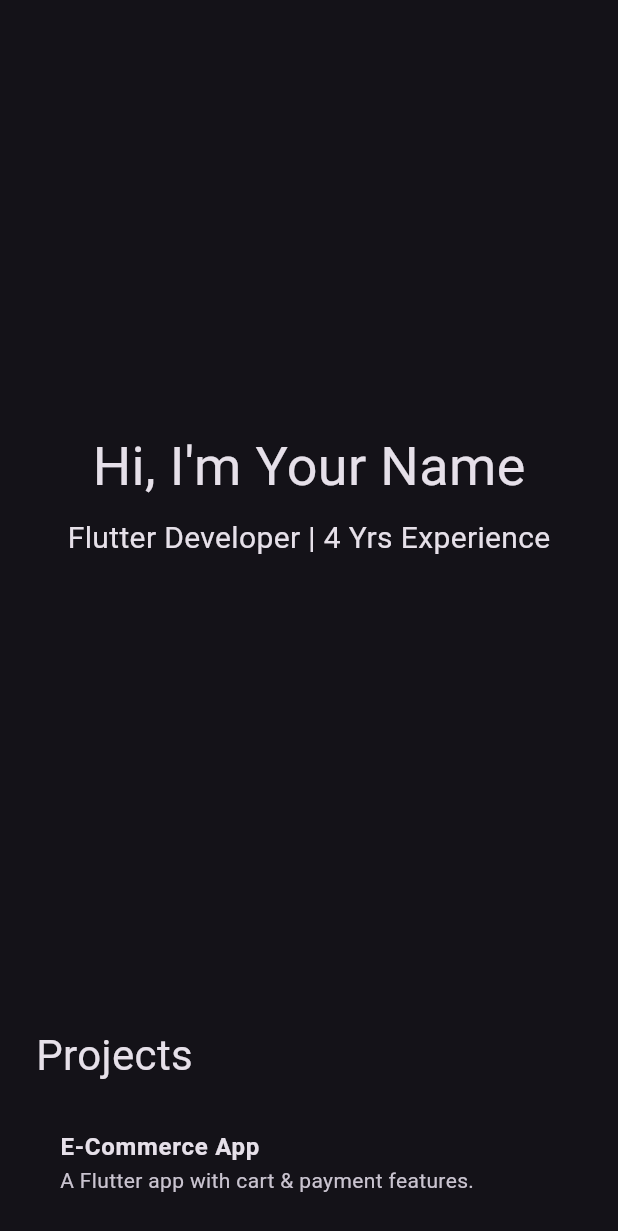
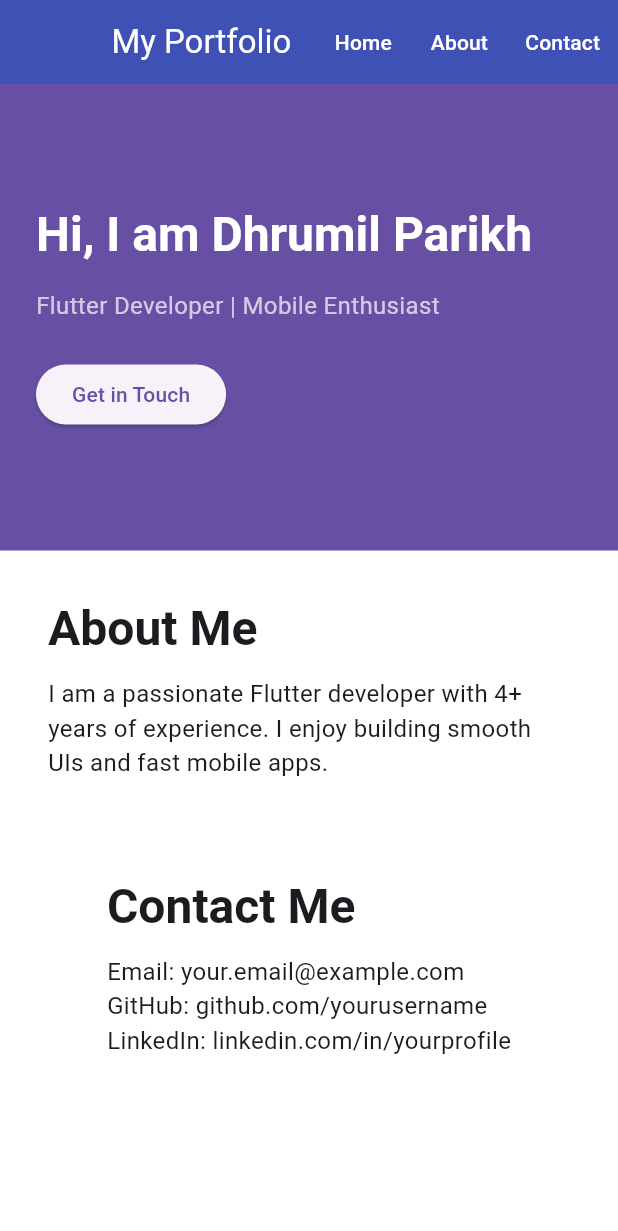
Before and after one commit to Dhrumil02/dhrumil02.github.io, a Flutter app: the screen it shows after launch, on a phone screen of 412 x 824 dp. Shown: the top 1231 px of the screen. Run offline on Flutter 3.47's test engine with Material 3 defaults, Android fonts, the phone set to English and light mode, and no system bars.

```diff
--- /dev/null
+++ b/lib/core/constants/string_constants.dart
@@ -0,0 +1,3 @@
+class StringConstants{
+  static const String appName = "Dhrumill Parikh";
+}
--- a/lib/home_page.dart
+++ /dev/null
@@ -1,25 +0,0 @@
-import 'package:flutter/material.dart';
-import 'sections/landing_section.dart';
-import 'sections/projects_section.dart';
-import 'sections/skills_section.dart';
-import 'sections/contact_section.dart';
-
-class HomePage extends StatelessWidget {
-  const HomePage({super.key});
-
-  @override
-  Widget build(BuildContext context) {
-    return Scaffold(
-      body: SingleChildScrollView(
-        child: Column(
-          children: const [
-            LandingSection(),
-            ProjectsSection(),
-            SkillsSection(),
-            ContactSection(),
-          ],
-        ),
-      ),
-    );
-  }
-}
--- a/lib/main.dart
+++ b/lib/main.dart
@@ -1,20 +1,48 @@
+// main.dart
 import 'package:flutter/material.dart';
-import 'home_page.dart';
+import 'package:portfolio_web/core/constants/string_constants.dart';
+import 'package:portfolio_web/sections/about_section.dart';
+import 'package:portfolio_web/sections/contact_section.dart';
+import 'package:portfolio_web/sections/projects_section.dart';
+import 'package:portfolio_web/widgets/custom_app_bar.dart';
+import 'sections/hero_section.dart';
+import 'theme/app_theme.dart';
 
-void main() {
-  runApp(const MyPortfolioApp());
-}
+void main() => runApp(const PortfolioApp());
 
-class MyPortfolioApp extends StatelessWidget {
-  const MyPortfolioApp({super.key});
+class PortfolioApp extends StatelessWidget {
+  const PortfolioApp({super.key});
 
   @override
   Widget build(BuildContext context) {
     return MaterialApp(
-      title: 'My Portfolio',
-      theme: ThemeData.dark(),
-      home: const HomePage(),
+      title: StringConstants.appName,
+      theme: AppTheme.lightTheme,
+      darkTheme: AppTheme.darkTheme,
+      themeMode: ThemeMode.system,
       debugShowCheckedModeBanner: false,
+      home: const PortfolioHome(),
     );
   }
 }
+
+class PortfolioHome extends StatelessWidget {
+  const PortfolioHome({super.key});
+
+  @override
+  Widget build(BuildContext context) {
+    return Scaffold(
+      appBar: const CustomAppBar(),
+      body: SingleChildScrollView(
+        child: Column(
+          children: const [
+            HeroSection(),
+            AboutSection(),
+            // ProjectsSection(),
+            ContactSection(),
+          ],
+        ),
+      ),
+    );
+  }
+}
--- /dev/null
+++ b/lib/sections/about_section.dart
@@ -0,0 +1,22 @@
+import 'package:flutter/material.dart';
+
+class AboutSection extends StatelessWidget {
+  const AboutSection({super.key});
+
+  @override
+  Widget build(BuildContext context) {
+    return Container(
+      padding: const EdgeInsets.all(32),
+      child: Column(
+        crossAxisAlignment: CrossAxisAlignment.start,
+        children: [
+          Text('About Me', style: Theme.of(context).textTheme.headlineLarge),
+          const SizedBox(height: 12),
+          const Text(
+            'I am a passionate Flutter developer with 4+ years of experience. I enjoy building smooth UIs and fast mobile apps.',
+          ),
+        ],
+      ),
+    );
+  }
+}
--- a/lib/sections/contact_section.dart
+++ b/lib/sections/contact_section.dart
@@ -6,15 +6,15 @@ class ContactSection extends StatelessWidget {
   @override
   Widget build(BuildContext context) {
     return Container(
-      padding: const EdgeInsets.all(24),
-      child: const Column(
+      padding: const EdgeInsets.all(32),
+      child: Column(
         crossAxisAlignment: CrossAxisAlignment.start,
         children: [
-          Text("Contact Me", style: TextStyle(fontSize: 28)),
-          SizedBox(height: 16),
-          Text("📧 your.email@example.com"),
-          Text("🔗 linkedin.com/in/yourprofile"),
-          Text("💻 github.com/yourusername"),
+          Text('Contact Me', style: Theme.of(context).textTheme.headlineLarge),
+          const SizedBox(height: 12),
+          const Text('Email: your.email@example.com'),
+          const Text('GitHub: github.com/yourusername'),
+          const Text('LinkedIn: linkedin.com/in/yourprofile'),
         ],
       ),
     );
--- /dev/null
+++ b/lib/sections/hero_section.dart
@@ -0,0 +1,37 @@
+import 'package:flutter/material.dart';
+
+class HeroSection extends StatelessWidget {
+  const HeroSection({super.key});
+
+  @override
+  Widget build(BuildContext context) {
+    final theme = Theme.of(context);
+
+    return Container(
+      width: double.infinity,
+      padding: const EdgeInsets.symmetric(vertical: 80, horizontal: 24),
+      color: theme.primaryColor,
+      child: Column(
+        crossAxisAlignment: CrossAxisAlignment.start,
+        children: [
+          Text(
+            'Hi, I am Dhrumil Parikh',
+            style: theme.textTheme.headlineLarge?.copyWith(color: Colors.white),
+          ),
+          const SizedBox(height: 16),
+          Text(
+            'Flutter Developer | Mobile Enthusiast',
+            style: theme.textTheme.bodyMedium?.copyWith(color: Colors.white70),
+          ),
+          const SizedBox(height: 24),
+          ElevatedButton(
+            onPressed: () {
+              // Action e.g. scroll to contact or open resume
+            },
+            child: const Text('Get in Touch'),
+          ),
+        ],
+      ),
+    );
+  }
+}
--- a/lib/sections/landing_section.dart
+++ /dev/null
@@ -1,22 +0,0 @@
-import 'package:flutter/material.dart';
-
-class LandingSection extends StatelessWidget {
-  const LandingSection({super.key});
-
-  @override
-  Widget build(BuildContext context) {
-    return Container(
-      padding: const EdgeInsets.all(32),
-      alignment: Alignment.center,
-      height: MediaQuery.of(context).size.height * 0.8,
-      child: Column(
-        mainAxisAlignment: MainAxisAlignment.center,
-        children: const [
-          Text("Hi, I'm Your Name", style: TextStyle(fontSize: 36)),
-          SizedBox(height: 8),
-          Text("Flutter Developer | 4 Yrs Experience", style: TextStyle(fontSize: 20)),
-        ],
-      ),
-    );
-  }
-}
--- a/lib/sections/projects_section.dart
+++ b/lib/sections/projects_section.dart
@@ -6,23 +6,42 @@ class ProjectsSection extends StatelessWidget {
   @override
   Widget build(BuildContext context) {
     return Container(
-      padding: const EdgeInsets.all(24),
+      padding: const EdgeInsets.all(32),
       child: Column(
         crossAxisAlignment: CrossAxisAlignment.start,
         children: [
-          const Text("Projects", style: TextStyle(fontSize: 28)),
-          const SizedBox(height: 16),
-          _projectTile("E-Commerce App", "A Flutter app with cart & payment features."),
-          _projectTile("Live Tracking", "Map-based real-time delivery tracking."),
+          Text('Projects', style: Theme.of(context).textTheme.headlineLarge),
+          const SizedBox(height: 12),
+          Wrap(
+            spacing: 16,
+            runSpacing: 16,
+            children: [
+              projectCard("E-commerce App", "A Flutter app with payment & cart features"),
+              projectCard("Chat App", "Real-time messaging with Firebase"),
+              projectCard("Tracking App", "Live location updates using Google Maps"),
+            ],
+          ),
         ],
       ),
     );
   }
 
-  Widget _projectTile(String title, String desc) {
-    return ListTile(
-      title: Text(title, style: const TextStyle(fontWeight: FontWeight.bold)),
-      subtitle: Text(desc),
+  Widget projectCard(String title, String desc) {
+    return Container(
+      width: 300,
+      padding: const EdgeInsets.all(16),
+      decoration: BoxDecoration(
+        color: Colors.grey[200],
+        borderRadius: BorderRadius.circular(12),
+      ),
+      child: Column(
+        crossAxisAlignment: CrossAxisAlignment.start,
+        children: [
+          Text(title, style: const TextStyle(fontWeight: FontWeight.bold)),
+          const SizedBox(height: 8),
+          Text(desc),
+        ],
+      ),
     );
   }
 }
--- /dev/null
+++ b/lib/theme/app_theme.dart
@@ -0,0 +1,31 @@
+import 'package:flutter/material.dart';
+
+class AppTheme {
+  static final ThemeData lightTheme = ThemeData(
+    brightness: Brightness.light,
+    primarySwatch: Colors.indigo,
+    scaffoldBackgroundColor: Colors.white,
+    appBarTheme: const AppBarTheme(
+      backgroundColor: Colors.indigo,
+      foregroundColor: Colors.white,
+    ),
+    textTheme: const TextTheme(
+      headlineLarge: TextStyle(fontSize: 32, fontWeight: FontWeight.bold),
+      bodyMedium: TextStyle(fontSize: 16),
+    ),
+  );
+
+  static final ThemeData darkTheme = ThemeData(
+    brightness: Brightness.dark,
+    primarySwatch: Colors.indigo,
+    scaffoldBackgroundColor: Colors.black,
+    appBarTheme: const AppBarTheme(
+      backgroundColor: Colors.black,
+      foregroundColor: Colors.white,
+    ),
+    textTheme: const TextTheme(
+      headlineLarge: TextStyle(fontSize: 32, fontWeight: FontWeight.bold),
+      bodyMedium: TextStyle(fontSize: 16),
+    ),
+  );
+}
--- /dev/null
+++ b/lib/widgets/custom_app_bar.dart
@@ -0,0 +1,57 @@
+import 'package:flutter/material.dart';
+
+class CustomAppBar extends StatelessWidget implements PreferredSizeWidget {
+  const CustomAppBar({super.key});
+
+  @override
+  Widget build(BuildContext context) {
+    return AppBar(
+      title: const Text('My Portfolio'),
+      centerTitle: true,
+      actions: [
+        TextButton(
+          onPressed: () {
+            Scrollable.ensureVisible(
+              context,
+              duration: const Duration(milliseconds: 500),
+            );
+          },
+          child: const Text(
+            'Home',
+            style: TextStyle(color: Colors.white),
+          ),
+        ),
+        TextButton(
+          onPressed: () {
+            // Scroll to About section logic here (to be implemented)
+          },
+          child: const Text(
+            'About',
+            style: TextStyle(color: Colors.white),
+          ),
+        ),
+      /*  TextButton(
+          onPressed: () {
+            // Scroll to Projects section logic here (to be implemented)
+          },
+          child: const Text(
+            'Projects',
+            style: TextStyle(color: Colors.white),
+          ),
+        ),*/
+        TextButton(
+          onPressed: () {
+            // Scroll to Contact section logic here (to be implemented)
+          },
+          child: const Text(
+            'Contact',
+            style: TextStyle(color: Colors.white),
+          ),
+        ),
+      ],
+    );
+  }
+
+  @override
+  Size get preferredSize => const Size.fromHeight(kToolbarHeight);
+}
```
Also changed, not shown: lib/sections/skills_section.dart (deleted, +0 -22 lines), 6 other files.
